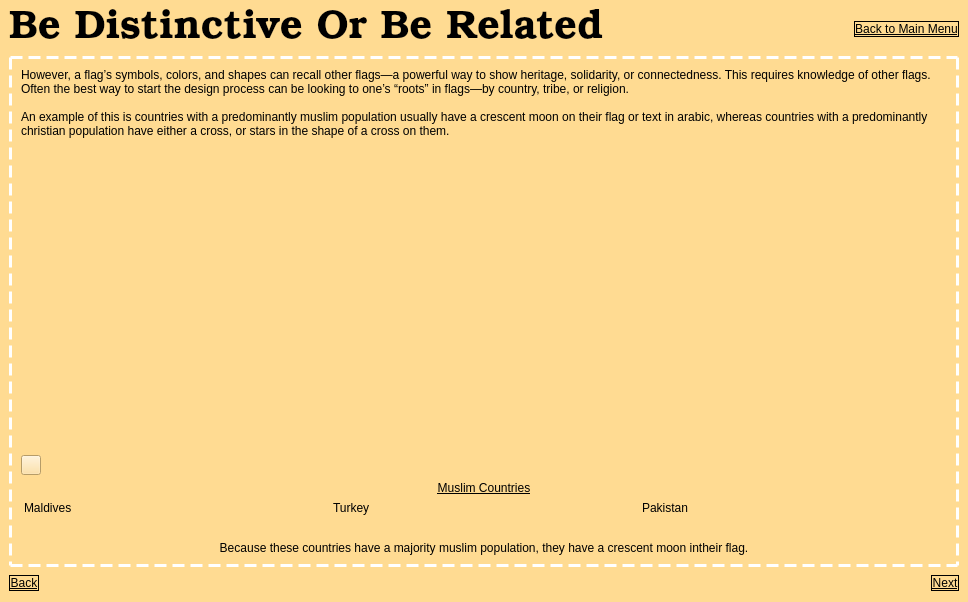
Old version of the form bedistinctiveorrelatedlesson.ui in the repository zxjorge/EDApp.
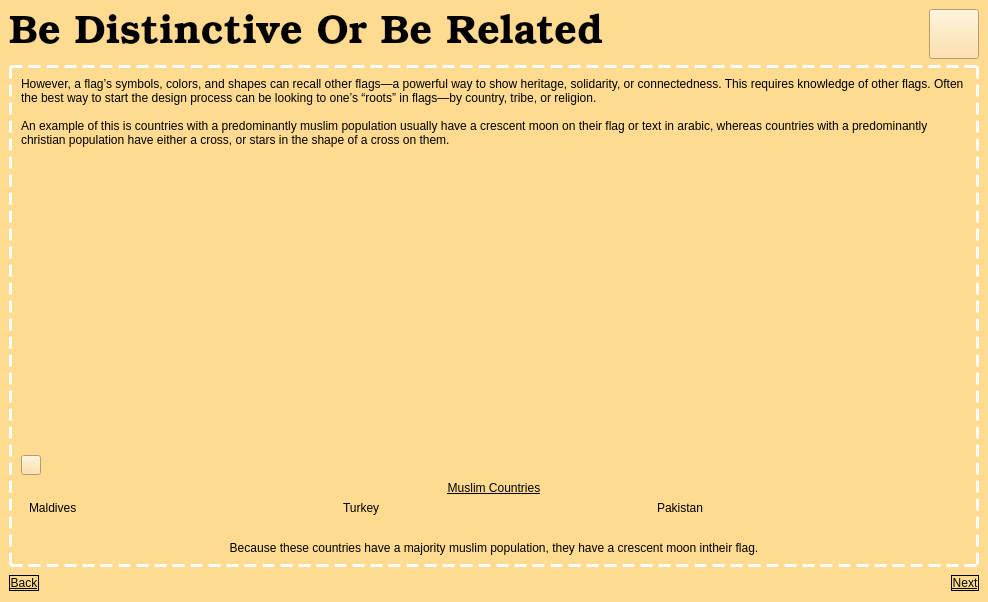
New version of the form. Icons and pictures are not drawn.

Commit message: Added home buttons to keep simple and distinctive lessons

What changed in the file:
```diff
--- a/bedistinctiveorrelatedlesson.ui
+++ b/bedistinctiveorrelatedlesson.ui
@@ -6,7 +6,7 @@
    <rect>
     <x>0</x>
     <y>0</y>
-    <width>968</width>
+    <width>988</width>
     <height>602</height>
    </rect>
   </property>
@@ -403,14 +403,17 @@
           </item>
           <item>
            <widget class="QPushButton" name="mainMenu_2">
+            <property name="minimumSize">
+             <size>
+              <width>50</width>
+              <height>50</height>
+             </size>
+            </property>
             <property name="styleSheet">
-             <string notr="true">text-decoration: underline; 
-font: 9pt &quot;Arial Narrow&quot;;
-background-color: transparent;
-border: 1px solid black;</string>
+             <string notr="true">border-image: url(:/Icons/home-menu-icon-21.jpg);</string>
             </property>
             <property name="text">
-             <string>Back to Main Menu</string>
+             <string/>
             </property>
            </widget>
           </item>
```
The commit also changes 1 other file.
